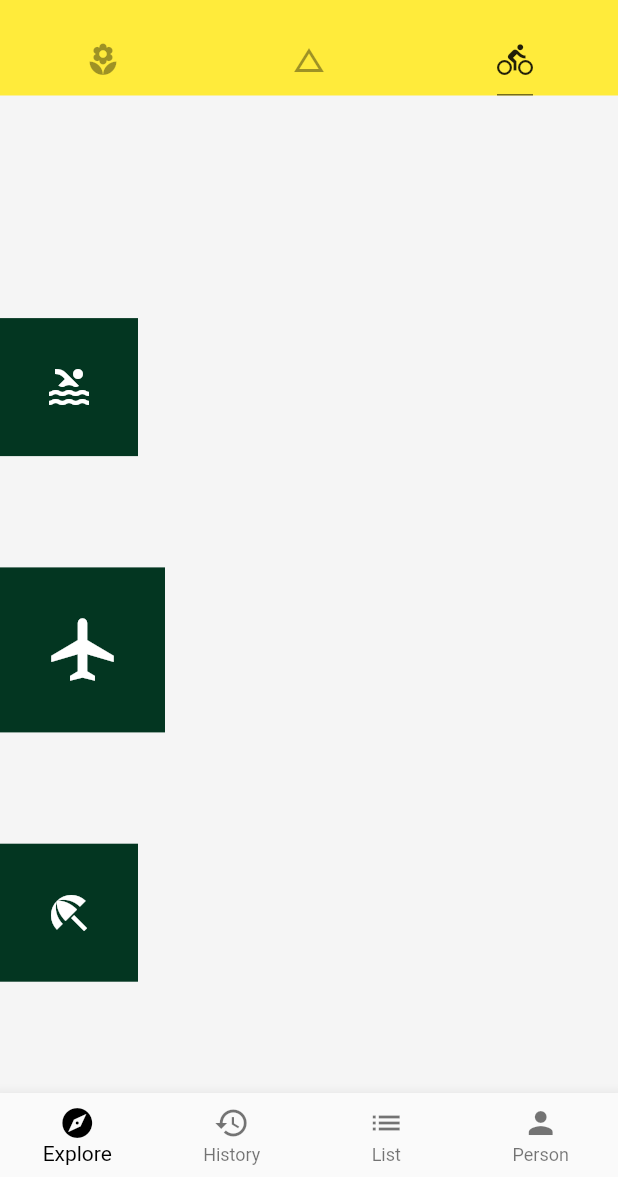
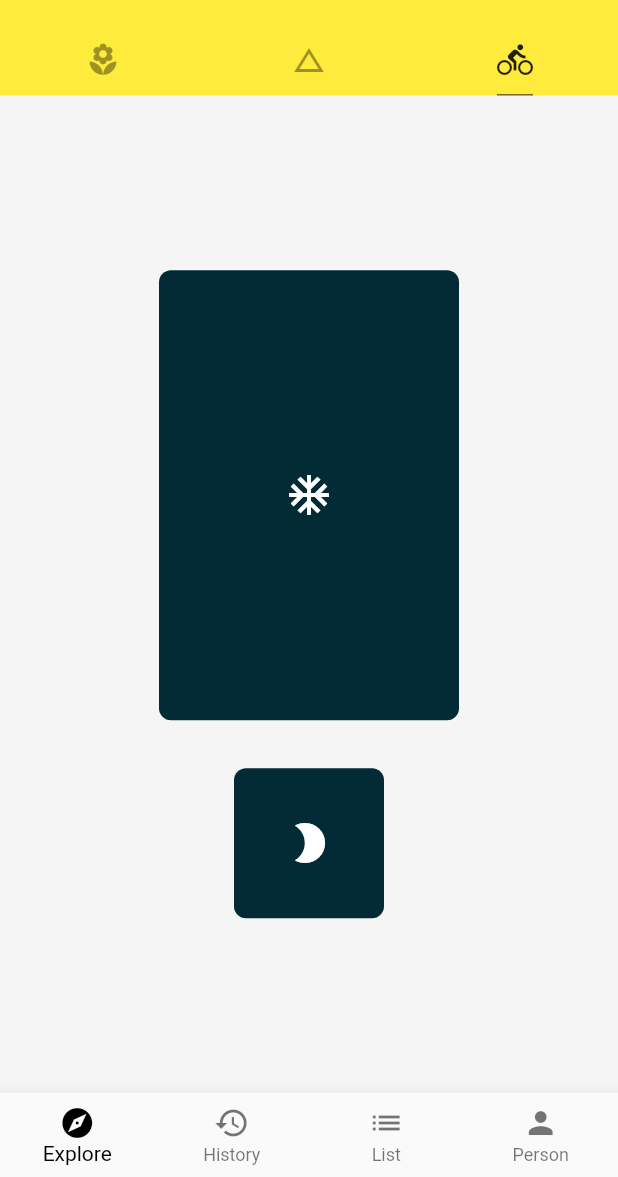
Before and after one commit to dongpoRen/dongpo_flutter, a Flutter app: the screen it shows after launch, tab 3 chosen, on a phone screen of 412 x 824 dp, the part 59-1236 px from its top. Run offline on Flutter 3.47's test engine with Material 2 defaults, Android fonts, the phone set to English and light mode, and no system bars; network calls fail.

Commit message:
SizedBox

```diff
--- a/lib/demo/layout_demo.dart
+++ b/lib/demo/layout_demo.dart
@@ -5,13 +5,31 @@ class LayoutDemo extends StatelessWidget {
   Widget build(BuildContext context) {
     return Container(
       child: Column(
-        mainAxisAlignment: MainAxisAlignment.spaceEvenly,
-        crossAxisAlignment: CrossAxisAlignment.start,
+        mainAxisAlignment: MainAxisAlignment.center,
         children: <Widget>[
-          SizedBox(),
-          IconBadge(Icons.pool),
-          IconBadge(Icons.airplanemode_active, size: 50),
-          IconBadge(Icons.beach_access),
+          SizedBox(
+            width: 200.0,
+            height: 300.0,
+            child: Container(
+              decoration: BoxDecoration(
+                color: Color.fromRGBO(3, 43, 53, 1.0),
+                borderRadius: BorderRadius.circular(8.0),
+              ),
+              child: Icon(Icons.ac_unit, color: Colors.white, size: 32),
+            ),
+          ),
+          SizedBox(height: 32.0,),
+          SizedBox(
+            width: 100.0,
+            height: 100.0,
+            child: Container(
+              decoration: BoxDecoration(
+                color: Color.fromRGBO(3, 43, 53, 1.0),
+                borderRadius: BorderRadius.circular(8.0),
+              ),
+              child: Icon(Icons.brightness_2, color: Colors.white, size: 32),
+            ),
+          )
         ],
       ),
     );
```
